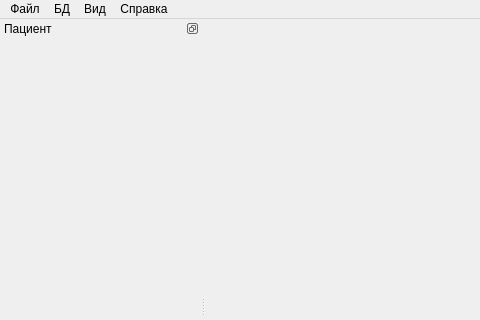
Qt form mainwindow.ui (gurmaaan/AtlasKidney) before a commit; both pictures show x 0 to 480 and y 0 to 320 of the 697 by 593 pixel window.
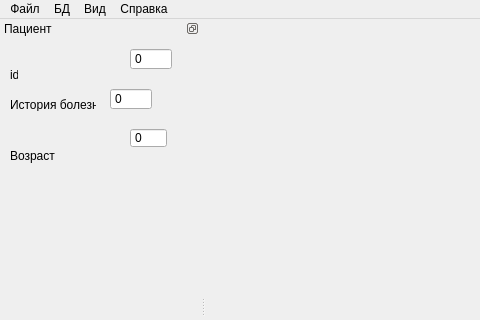
The same form after that commit. Icons and pictures are not drawn. Custom widgets are drawn as their Qt base class.

```diff
--- a/mainwindow.ui
+++ b/mainwindow.ui
@@ -92,7 +92,93 @@
     <number>1</number>
    </attribute>
    <widget class="QWidget" name="dockWidgetContents">
-    <layout class="QVBoxLayout" name="verticalLayout"/>
+    <widget class="QLabel" name="label">
+     <property name="geometry">
+      <rect>
+       <x>10</x>
+       <y>30</y>
+       <width>8</width>
+       <height>13</height>
+      </rect>
+     </property>
+     <property name="text">
+      <string>id</string>
+     </property>
+    </widget>
+    <widget class="QLabel" name="label_2">
+     <property name="geometry">
+      <rect>
+       <x>10</x>
+       <y>60</y>
+       <width>86</width>
+       <height>13</height>
+      </rect>
+     </property>
+     <property name="text">
+      <string>История болезни</string>
+     </property>
+    </widget>
+    <widget class="QSpinBox" name="spinBox">
+     <property name="geometry">
+      <rect>
+       <x>130</x>
+       <y>10</y>
+       <width>42</width>
+       <height>22</height>
+      </rect>
+     </property>
+     <property name="readOnly">
+      <bool>true</bool>
+     </property>
+     <property name="buttonSymbols">
+      <enum>QAbstractSpinBox::NoButtons</enum>
+     </property>
+    </widget>
+    <widget class="QSpinBox" name="spinBox_2">
+     <property name="geometry">
+      <rect>
+       <x>110</x>
+       <y>50</y>
+       <width>42</width>
+       <height>22</height>
+      </rect>
+     </property>
+     <property name="readOnly">
+      <bool>true</bool>
+     </property>
+     <property name="buttonSymbols">
+      <enum>QAbstractSpinBox::NoButtons</enum>
+     </property>
+    </widget>
+    <widget class="QLabel" name="label_3">
+     <property name="geometry">
+      <rect>
+       <x>10</x>
+       <y>110</y>
+       <width>51</width>
+       <height>16</height>
+      </rect>
+     </property>
+     <property name="text">
+      <string>Возраст</string>
+     </property>
+    </widget>
+    <widget class="QSpinBox" name="spinBox_3">
+     <property name="geometry">
+      <rect>
+       <x>130</x>
+       <y>90</y>
+       <width>37</width>
+       <height>20</height>
+      </rect>
+     </property>
+     <property name="readOnly">
+      <bool>true</bool>
+     </property>
+     <property name="buttonSymbols">
+      <enum>QAbstractSpinBox::NoButtons</enum>
+     </property>
+    </widget>
    </widget>
   </widget>
   <action name="zoom_in_action">
```
Left out of the diff: 2 changed lines with no effect on the pictures.
